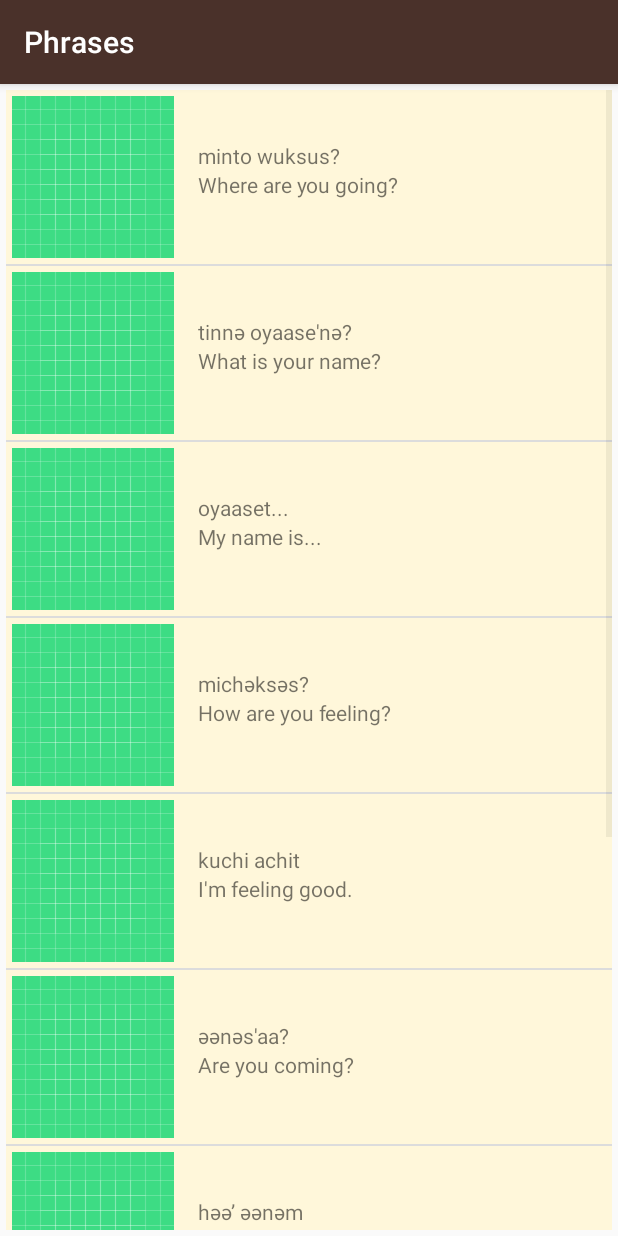
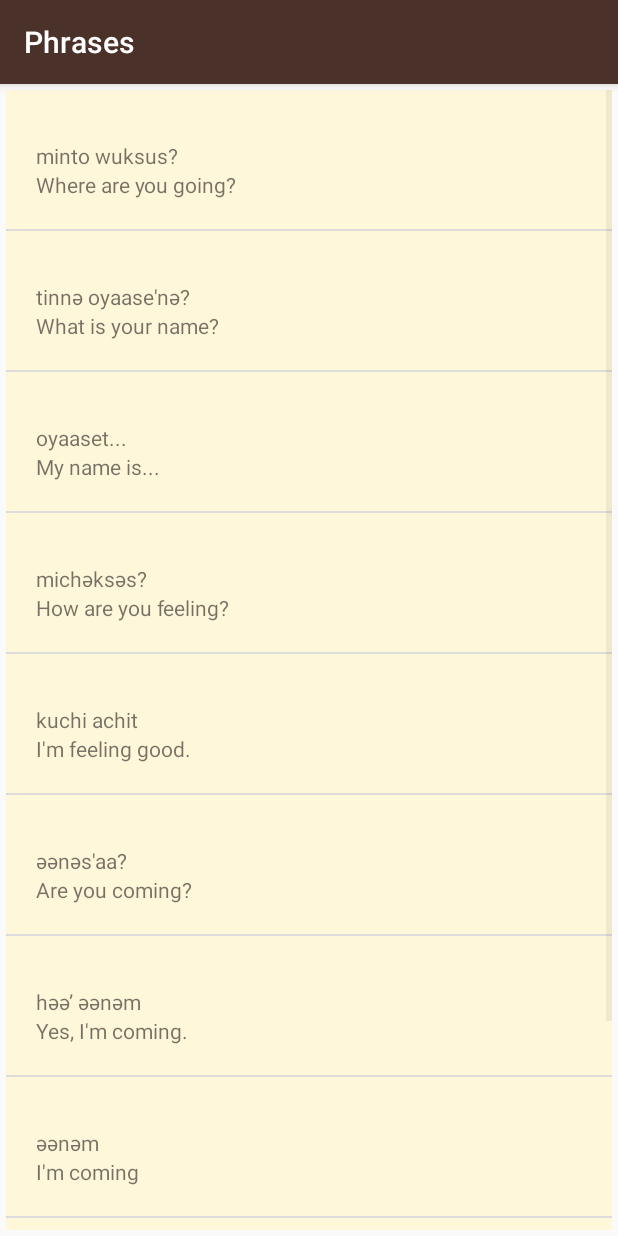
Before and after one commit to ZarifAhsan/MiwokApp, an Android app: the PhrasesActivity screen opened directly, with no data from a screen before it, on a phone screen of 412 x 824 dp. Run offline under Robolectric (Android 15) with nearby library versions, the phone set to English and light mode, and no system bars.

Commit message:
Updated Word and WordAdapter for PhrasesActivity

```diff
--- a/app/src/main/java/com/example/miwok/PhrasesActivity.java
+++ b/app/src/main/java/com/example/miwok/PhrasesActivity.java
@@ -21,16 +21,16 @@ public class PhrasesActivity extends AppCompatActivity {
     }
 
     private void createPhrasesList(ArrayList<Word> arrayList) {
-        arrayList.add(new Word("Where are you going?", "minto wuksus?", R.drawable.ic_launcher_background));
-        arrayList.add(new Word("What is your name?", "tinnә oyaase'nә?", R.drawable.ic_launcher_background));
-        arrayList.add(new Word("My name is...", "oyaaset...", R.drawable.ic_launcher_background));
-        arrayList.add(new Word("How are you feeling?", "michәksәs?", R.drawable.ic_launcher_background));
-        arrayList.add(new Word("I'm feeling good.", "kuchi achit", R.drawable.ic_launcher_background));
-        arrayList.add(new Word("Are you coming?", "әәnәs'aa?", R.drawable.ic_launcher_background));
-        arrayList.add(new Word("Yes, I'm coming.", "hәә’ әәnәm", R.drawable.ic_launcher_background));
-        arrayList.add(new Word("I'm coming", "әәnәm", R.drawable.ic_launcher_background));
-        arrayList.add(new Word("Let's go.", "yoowutis", R.drawable.ic_launcher_background));
-        arrayList.add(new Word("Come here.", "әnni'nem", R.drawable.ic_launcher_background));
+        arrayList.add(new Word("Where are you going?", "minto wuksus?"));
+        arrayList.add(new Word("What is your name?", "tinnә oyaase'nә?"));
+        arrayList.add(new Word("My name is...", "oyaaset..."));
+        arrayList.add(new Word("How are you feeling?", "michәksәs?"));
+        arrayList.add(new Word("I'm feeling good.", "kuchi achit"));
+        arrayList.add(new Word("Are you coming?", "әәnәs'aa?"));
+        arrayList.add(new Word("Yes, I'm coming.", "hәә’ әәnәm"));
+        arrayList.add(new Word("I'm coming", "әәnәm"));
+        arrayList.add(new Word("Let's go.", "yoowutis"));
+        arrayList.add(new Word("Come here.", "әnni'nem"));
     }
 
     private void createListView(ArrayList<Word> arrayList) {
--- a/app/src/main/java/com/example/miwok/Word.java
+++ b/app/src/main/java/com/example/miwok/Word.java
@@ -6,7 +6,9 @@ public class Word {
 
     private String mMiwokTranslation;
 
-    private int mImageResourceId;
+    private int mImageResourceId = HAS_NO_IMAGE;
+
+    private static int HAS_NO_IMAGE = -1;
 
 
     public Word(String defaultTranslation, String miwokTranslation, int imageResourceId) {
@@ -15,6 +17,10 @@ public class Word {
         mImageResourceId = imageResourceId;
     }
 
+    public Word(String defaultTranslation, String miwokTranslation) {
+        mDefaultTranslation = defaultTranslation;
+        mMiwokTranslation = miwokTranslation;
+    }
 
     public String getDefaultTranslation() {
         return mDefaultTranslation;
@@ -27,4 +33,8 @@ public class Word {
     public int getImageResourceId() {
         return mImageResourceId;
     }
+
+    public boolean hasImage() {
+        return mImageResourceId != HAS_NO_IMAGE;
+    }
 }
--- a/app/src/main/java/com/example/miwok/WordAdapter.java
+++ b/app/src/main/java/com/example/miwok/WordAdapter.java
@@ -27,16 +27,24 @@ public class WordAdapter extends ArrayAdapter<Word> {
             listItemView = LayoutInflater.from(getContext()).inflate(R.layout.list_item, parent, false);
         }
 
+
         Word currentWord = getItem(position);
 
         TextView defaultWordView = listItemView.findViewById(R.id.default_word_text_view);
+        assert currentWord != null;
         defaultWordView.setText(currentWord.getDefaultTranslation());
 
         TextView miwokWordView = listItemView.findViewById(R.id.miwok_word_text_view);
         miwokWordView.setText(currentWord.getMiwokTranslation());
 
+
         ImageView imageView = listItemView.findViewById(R.id.number_word_icon_image_view);
-        imageView.setImageResource(currentWord.getImageResourceId());
+
+        if (currentWord.hasImage()) {
+            imageView.setImageResource(currentWord.getImageResourceId());
+        } else {
+            imageView.setVisibility(View.GONE);
+        }
 
         return listItemView;
     }
```
